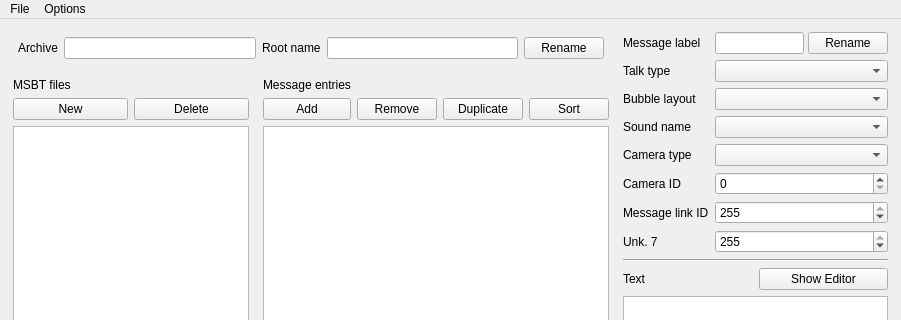
This is assets/editor.ui in SunakazeKun/galaxymsbt as Qt 5 draws it before an edit; both pictures show x 0 to 901 and y 0 to 320 of the 901 by 734 pixel window. The edited form follows.
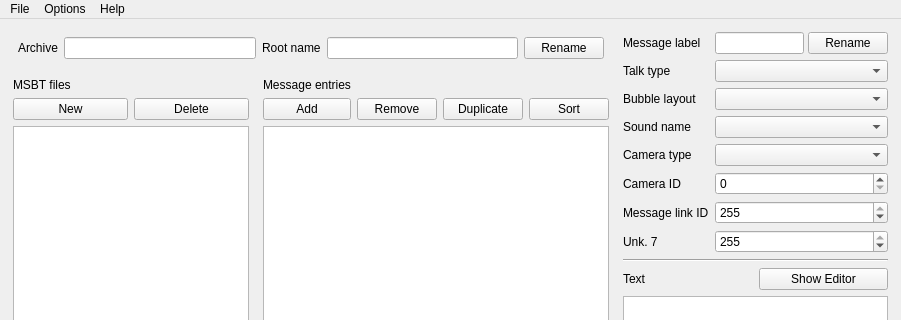
This is the edited form.

Commit message: added about window + readme

```diff
--- a/assets/editor.ui
+++ b/assets/editor.ui
@@ -491,8 +491,15 @@
     </property>
     <addaction name="actionOptionCompression"/>
    </widget>
+   <widget class="QMenu" name="menuHelp">
+    <property name="title">
+     <string>Help</string>
+    </property>
+    <addaction name="actionAbout"/>
+   </widget>
    <addaction name="menuFile"/>
    <addaction name="menuOptions"/>
+   <addaction name="menuHelp"/>
   </widget>
   <widget class="QStatusBar" name="statusBar"/>
   <action name="actionNew">
```
Left out of the diff: 5 changed lines with no effect on the pictures. The commit also changes 3 other files.
